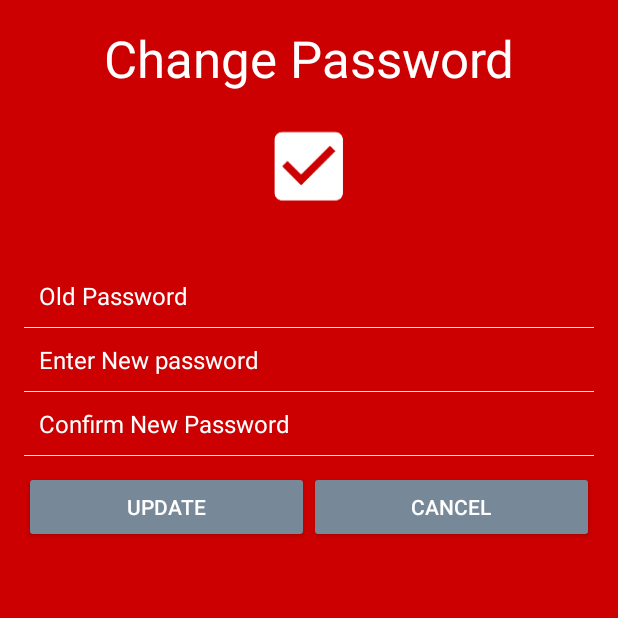
After one commit to tytusplanck/I-Do-Android, an Android app: the ChangePassword screen opened directly, with no data from a screen before it, on a phone screen of 412 x 824 dp, the top half of it. The commit adds this screen. Run offline under Robolectric (Android 15) with nearby library versions, the phone set to English and light mode, and no system bars; our stand-ins replace Firebase (no records; nobody signed in at launch, a user with empty details on screens opened directly); 3 statements that could not run were skipped.

Commit message:
change your password boi

```diff
--- a/app/src/main/java/com/example/tyle/ido/Registration.java
+++ b/app/src/main/java/com/example/tyle/ido/Registration.java
@@ -127,7 +127,7 @@ public class Registration extends AppCompatActivity implements View.OnClickListe
             cancel = true;
         }
 
-        //TODO: Create a password strength checking algorithm to test initial passwords
+
         boolean hasUppercase = !password.equals(password.toLowerCase());
         boolean hasLowercase = !password.equals(password.toUpperCase());
         // Check for matching passwords, if the user entered one.
--- /dev/null
+++ b/app/src/main/res/layout/activity_change_password.xml
@@ -0,0 +1,118 @@
+<LinearLayout xmlns:android="http://schemas.android.com/apk/res/android"
+    xmlns:app="http://schemas.android.com/apk/res-auto"
+    xmlns:tools="http://schemas.android.com/tools"
+    android:layout_width="match_parent"
+    android:layout_height="match_parent"
+    android:gravity="center_horizontal"
+    android:orientation="vertical"
+    android:padding="@dimen/activity_vertical_margin"
+    android:background="@color/colorPrimary"
+    tools:context="com.example.tyle.ido.LoginActivity">
+
+    <!-- Login progress -->
+    <TextView
+        android:id="@+id/textView3"
+        android:layout_width="match_parent"
+        android:layout_height="50dp"
+        android:text="@string/action_change_password"
+        android:textAlignment="center"
+        android:textColor="@color/white"
+        android:textAppearance="@style/TextAppearance.AppCompat.Display1" />
+
+    <ImageView
+        android:id="@+id/imageView"
+        android:contentDescription="@string/logo"
+        android:layout_width="match_parent"
+        android:layout_height="90dp"
+        android:paddingBottom="10dp"
+        android:paddingTop="10dp"
+        app:srcCompat="@mipmap/ic_launcher" />
+
+    <LinearLayout
+        android:id="@+id/login_fragment"
+        android:layout_width="match_parent"
+        android:layout_height="match_parent"
+        android:orientation="vertical">
+
+
+        <EditText
+            android:id="@+id/old_password"
+            android:singleLine="true"
+            android:layout_width="fill_parent"
+            android:layout_height="wrap_content"
+            android:layout_marginTop="20dp"
+            android:background="@android:color/transparent"
+            android:gravity="center_vertical"
+            android:hint="@string/old_password"
+            android:inputType="textPassword"
+            android:padding="10dp"
+            android:textColor="@color/white"
+            android:textColorHint="@color/white"
+            android:textSize="16sp" />
+
+        <View
+            android:layout_width="fill_parent"
+            android:layout_height="1px"
+            android:background="@color/white_grey" />
+
+        <EditText
+            android:id="@+id/new_password"
+            android:singleLine="true"
+            android:layout_width="fill_parent"
+            android:layout_height="wrap_content"
+            android:background="@android:color/transparent"
+            android:gravity="center_vertical"
+            android:hint="@string/new_password"
+            android:inputType="textPassword"
+            android:padding="10dp"
+            android:textColor="@color/white"
+            android:textColorHint="@color/white"
+            android:textSize="16sp" />
+
+        <View
+            android:layout_width="fill_parent"
+            android:layout_height="1px"
+            android:background="@color/white_grey" />
+        <EditText
+            android:id="@+id/confirm_new_password"
+            android:singleLine="true"
+            android:layout_width="fill_parent"
+            android:layout_height="wrap_content"
+            android:background="@android:color/transparent"
+            android:gravity="center_vertical"
+            android:hint="@string/confirm_new_password"
+            android:inputType="textPassword"
+            android:padding="10dp"
+            android:textColor="@color/white"
+            android:textColorHint="@color/white"
+            android:textSize="16sp" />
+
+        <View
+            android:layout_width="fill_parent"
+            android:layout_height="1px"
+            android:background="@color/white_grey" />
+
+        <LinearLayout
+            android:layout_width="match_parent"
+            android:layout_height="wrap_content"
+            android:orientation="horizontal"
+            android:layout_marginTop="10dp"
+            android:weightSum="2.0">
+            <Button
+                android:theme="@style/ThemeOverlay.MyDarkButton"
+                android:id="@+id/update_button"
+                android:layout_width="0dp"
+                android:layout_height="wrap_content"
+                android:layout_weight="1.0"
+                android:text="@string/common_google_play_services_update_button"/>
+
+            <Button
+                android:theme="@style/ThemeOverlay.MyDarkButton"
+                android:id="@+id/cancel_button"
+                android:layout_width="0dp"
+                android:layout_height="wrap_content"
+                android:layout_weight="1.0"
+                android:text="@string/cancel"/>
+        </LinearLayout>
+    </LinearLayout>
+</LinearLayout>
--- a/app/src/main/res/menu/main_activity.xml
+++ b/app/src/main/res/menu/main_activity.xml
@@ -1,9 +1,15 @@
 <?xml version="1.0" encoding="utf-8"?>
 <menu xmlns:android="http://schemas.android.com/apk/res/android"
     xmlns:app="http://schemas.android.com/apk/res-auto">
+    <item
+        android:id="@+id/change_password"
+        android:orderInCategory="200"
+        android:title="@string/action_change_password"
+        app:showAsAction="never" />
     <item
         android:id="@+id/sign_out"
         android:orderInCategory="100"
         android:title="@string/sign_out"
         app:showAsAction="never" />
+
 </menu>
--- a/app/src/main/res/values/strings.xml
+++ b/app/src/main/res/values/strings.xml
@@ -17,7 +17,7 @@
     <string name="action_register">Register</string>
     <string name="register_link">Register Here!</string>
     <string name="error_invalid_email">The email address you have entered is invalid</string>
-   <string name="no_email">Please enter an email address</string>
+    <string name="no_email">Please enter an email address</string>
     <string name="no_password">Please enter a password</string>
     <string name="error_invalid_password">The password you have entered is invalid</string>
     <string name="password_confirmation_error">The passwords you have entered do not match</string>
@@ -61,17 +61,16 @@
 
     <!-- Navigation Drawer -->
     <string name="nav_settings">Settings</string>
-    <string name="nav_google_maps">Google Maps</string>
-    <string name="nav_profile">Profile</string>
-    <string name="nav_locations">Locations</string>
-    <string name="navigation_drawer_open">Open navigation drawer</string>
-    <string name="navigation_drawer_close">Close navigation drawer</string>
-    <string name="action_settings">Settings</string>
+    <string name="action_change_password">Change Password</string>
+    <string name="old_password">Old Password</string>
+    <string name="new_password">Enter New password</string>
+    <string name="confirm_new_password">Confirm New Password</string>
 
 
     <!-- Main Activity -->
     <string name="view_lists">View Lists</string>
     <string name="search_vendors">Search Vendors</string>
     <string name="budget">Budget</string>
+    <string name="title_activity_change_password">ChangePassword</string>
 
 </resources>
```
Also changed, not shown: app/src/main/AndroidManifest.xml (+13 -9 lines), app/src/main/java/com/example/tyle/ido/ChangePassword.java (added, +181 -0 lines), app/src/main/java/com/example/tyle/ido/MainActivity.java (+16 -4 lines).
